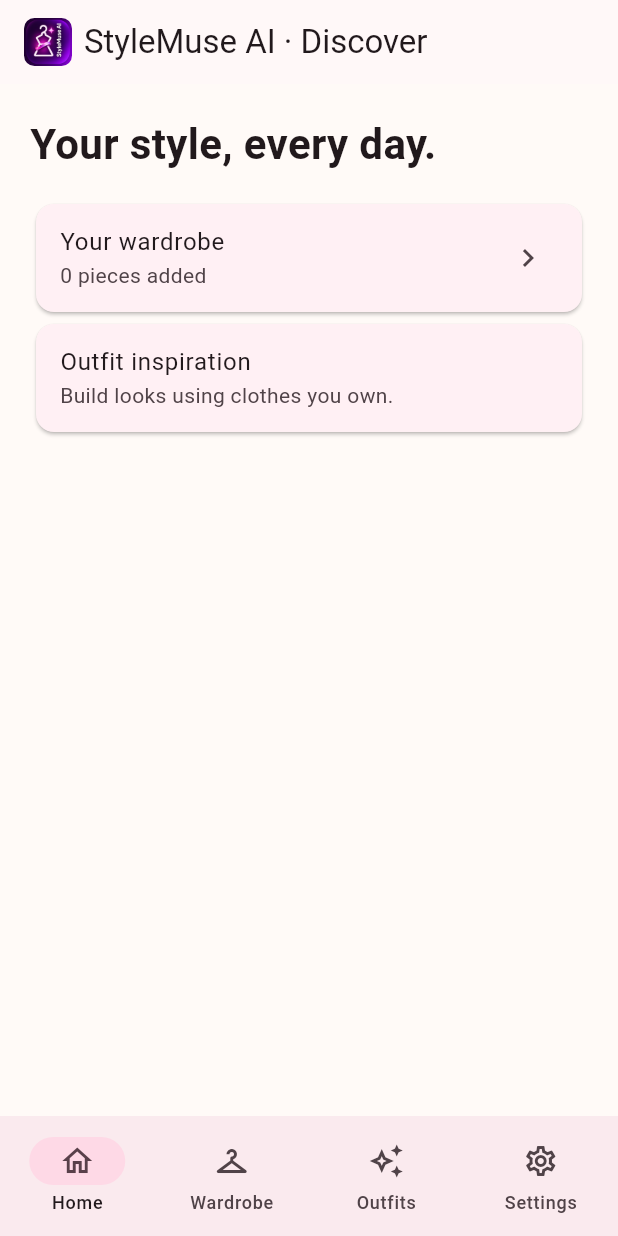
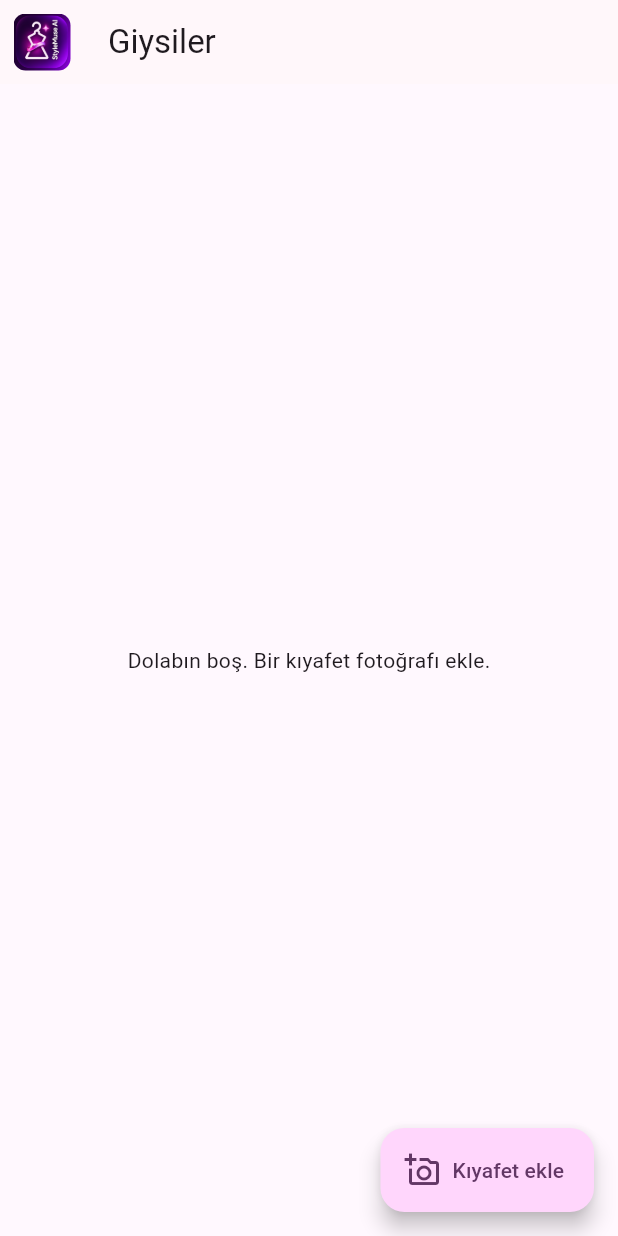
Before and after one commit to yasinaday/StyleMuse-AI, a Flutter app: the screen it shows after launch, on a phone screen of 412 x 824 dp. Run offline on Flutter 3.47's test engine with Material 3 defaults, Android fonts, the phone set to English and light mode, and no system bars; our stand-ins replace image_picker.

Commit message:
Implement local wardrobe for the Flutter Android app

```diff
--- a/lib/main.dart
+++ b/lib/main.dart
@@ -1,4 +1,9 @@
+import 'dart:convert';
+import 'dart:io';
+
 import 'package:flutter/material.dart';
+import 'package:image_picker/image_picker.dart';
+import 'package:path_provider/path_provider.dart';
 
 void main() => runApp(const StyleMuseApp());
 
@@ -6,140 +11,214 @@ class StyleMuseApp extends StatelessWidget {
   const StyleMuseApp({super.key});
 
   @override
-  Widget build(BuildContext context) {
-    return MaterialApp(
+  Widget build(BuildContext context) => MaterialApp(
         title: 'StyleMuse AI',
         debugShowCheckedModeBanner: false,
         theme: ThemeData(
-        colorScheme: ColorScheme.fromSeed(seedColor: const Color(0xFF9B6B80)),
-        useMaterial3: true,
-        scaffoldBackgroundColor: const Color(0xFFFFFAF7),
+          colorScheme: ColorScheme.fromSeed(seedColor: const Color(0xFF76367C)),
+          scaffoldBackgroundColor: const Color(0xFFFFF8FE),
         ),
-      home: const WardrobeHome(),
+        home: const WardrobePage(),
       );
 }
+
+class Garment {
+  const Garment(this.id, this.category);
+
+  factory Garment.fromJson(Map<String, dynamic> json) =>
+      Garment(json['id'] as String, json['category'] as String);
+
+  final String id;
+  final String category;
+
+  Map<String, String> toJson() => {'id': id, 'category': category};
 }
 
-class ClothingItem {
-  final String name;
-  final String category;
-  const ClothingItem(this.name, this.category);
+class WardrobePage extends StatefulWidget {
+  const WardrobePage({super.key});
+
+  @override
+  State<WardrobePage> createState() => _WardrobePageState();
 }
 
-class WardrobeHome extends StatefulWidget {
-  const WardrobeHome({super.key});
-  @override
-  State<WardrobeHome> createState() => _WardrobeHomeState();
+class _WardrobePageState extends State<WardrobePage> {
+  static const categories = ['Üst giyim', 'Alt giyim', 'Elbise', 'Dış giyim', 'Çanta'];
+  final _picker = ImagePicker();
+  late final Future<Directory> _load = _openWardrobe();
+  List<Garment> _items = [];
+  bool _busy = false;
+
+  Future<Directory> _openWardrobe() async {
+    final root = await getApplicationDocumentsDirectory();
+    final directory = await Directory('${root.path}/wardrobe').create(recursive: true);
+    final index = File('${directory.path}/items.json');
+    if (await index.exists()) {
+      final entries = jsonDecode(await index.readAsString()) as List<dynamic>;
+      _items = entries.map((entry) => Garment.fromJson(entry as Map<String, dynamic>)).toList();
+    }
+    return directory;
   }
 
-class _WardrobeHomeState extends State<WardrobeHome> {
-  int page = 0;
-  final items = <ClothingItem>[];
-  final categories = ['Top', 'Bottom', 'Dress', 'Shoes', 'Outerwear', 'Accessory'];
+  Future<void> _save(Directory directory, List<Garment> items) async {
+    final temporary = File('${directory.path}/items.tmp');
+    await temporary.writeAsString(jsonEncode(items), flush: true);
+    await temporary.rename('${directory.path}/items.json');
+    if (mounted) setState(() => _items = items);
+  }
 
-  Future<void> addItem() async {
-    final controller = TextEditingController();
-    String category = categories.first;
-    final item = await showDialog<ClothingItem>(
+  File _photo(Directory directory, Garment item) => File('${directory.path}/${item.id}.jpg');
+
+  void _notify(String message) {
+    if (mounted) ScaffoldMessenger.of(context).showSnackBar(SnackBar(content: Text(message)));
+  }
+
+  Future<String?> _chooseCategory(String current) {
+    return showModalBottomSheet<String>(
       context: context,
-      builder: (context) => StatefulBuilder(
-        builder: (context, update) => AlertDialog(
-          title: const Text('Add clothing'),
-          content: Column(
+      builder: (sheet) => SafeArea(
+        child: Column(
           mainAxisSize: MainAxisSize.min,
           children: [
-              TextField(controller: controller, decoration: const InputDecoration(labelText: 'Item name')),
-              DropdownButtonFormField<String>(
-                initialValue: category,
-                items: categories.map((c) => DropdownMenuItem(value: c, child: Text(c))).toList(),
-                onChanged: (value) => update(() => category = value ?? category),
-              ),
-            ],
-          ),
-          actions: [
-            TextButton(onPressed: () => Navigator.pop(context), child: const Text('Cancel')),
-            FilledButton(
-              onPressed: () {
-                final name = controller.text.trim();
-                if (name.isNotEmpty) Navigator.pop(context, ClothingItem(name, category));
-              },
-              child: const Text('Save'),
+            for (final category in categories)
+              ListTile(
+                title: Text(category),
+                trailing: current == category ? const Icon(Icons.check) : null,
+                onTap: () => Navigator.pop(sheet, category),
               ),
           ],
         ),
       ),
     );
-    controller.dispose();
-    if (item != null && mounted) setState(() => items.add(item));
+  }
+
+  Future<void> _add(Directory directory) async {
+    setState(() => _busy = true);
+    try {
+      final picture = await _picker.pickImage(source: ImageSource.gallery, maxWidth: 1600, maxHeight: 1600, imageQuality: 90);
+      if (!mounted || picture == null) return;
+      final category = await _chooseCategory(categories.first);
+      if (!mounted || category == null) return;
+      final item = Garment(DateTime.now().microsecondsSinceEpoch.toString(), category);
+      final destination = _photo(directory, item);
+      try {
+        await picture.saveTo(destination.path);
+        await _save(directory, [..._items, item]);
+      } catch (_) {
+        if (await destination.exists()) await destination.delete();
+        rethrow;
+      }
+    } catch (_) {
+      _notify('Fotoğraf kaydedilemedi.');
+    } finally {
+      if (mounted) setState(() => _busy = false);
+    }
+  }
+
+  Future<void> _edit(Directory directory, Garment item) async {
+    setState(() => _busy = true);
+    try {
+      final category = await _chooseCategory(item.category);
+      if (category == null || category == item.category || !mounted) return;
+      await _save(directory, [
+        for (final garment in _items)
+          if (garment.id == item.id) Garment(item.id, category) else garment,
+      ]);
+    } catch (_) {
+      _notify('Kategori kaydedilemedi.');
+    } finally {
+      if (mounted) setState(() => _busy = false);
+    }
+  }
+
+  Future<void> _delete(Directory directory, Garment item) async {
+    setState(() => _busy = true);
+    try {
+      final confirmed = await showDialog<bool>(
+        context: context,
+        builder: (dialog) => AlertDialog(
+          title: const Text('Kıyafet silinsin mi?'),
+          actions: [
+            TextButton(onPressed: () => Navigator.pop(dialog, false), child: const Text('Vazgeç')),
+            FilledButton(onPressed: () => Navigator.pop(dialog, true), child: const Text('Sil')),
+          ],
+        ),
+      );
+      if (confirmed != true || !mounted) return;
+      await _save(directory, _items.where((garment) => garment.id != item.id).toList());
+      final photo = _photo(directory, item);
+      if (await photo.exists()) await photo.delete();
+    } catch (_) {
+      _notify('Silme işlemi tamamlanamadı.');
+    } finally {
+      if (mounted) setState(() => _busy = false);
+    }
   }
 
   @override
-  Widget build(BuildContext context) {
-    final titles = ['Discover', 'My Wardrobe', 'Outfits', 'Settings'];
+  Widget build(BuildContext context) => FutureBuilder<Directory>(
+        future: _load,
+        builder: (context, snapshot) {
+          final directory = snapshot.data;
           return Scaffold(
             appBar: AppBar(
-        title: Row(
+              leading: Padding(
+                padding: const EdgeInsets.all(9),
+                child: ClipRRect(
+                  borderRadius: BorderRadius.circular(8),
+                  child: Image.asset('assets/stylemuse-icon.png', excludeFromSemantics: true),
+                ),
+              ),
+              title: const Text('Giysiler'),
+            ),
+            floatingActionButton: directory == null
+                ? null
+                : FloatingActionButton.extended(
+                    onPressed: _busy ? null : () => _add(directory),
+                    icon: const Icon(Icons.add_a_photo_outlined),
+                    label: const Text('Kıyafet ekle'),
+                  ),
+            body: SafeArea(
+              child: directory == null
+                  ? Center(child: snapshot.hasError
+                      ? const Text('Dolap açılamadı.')
+                      : const CircularProgressIndicator())
+                  : _items.isEmpty
+                      ? const Center(child: Text('Dolabın boş. Bir kıyafet fotoğrafı ekle.'))
+                      : GridView.builder(
+                          padding: const EdgeInsets.fromLTRB(12, 12, 12, 96),
+                          gridDelegate: const SliverGridDelegateWithFixedCrossAxisCount(
+                            crossAxisCount: 2, crossAxisSpacing: 8, mainAxisSpacing: 8, mainAxisExtent: 220,
+                          ),
+                          itemCount: _items.length,
+                          itemBuilder: (context, index) {
+                            final item = _items[index];
+                            return Card(
+                              clipBehavior: Clip.antiAlias,
+                              child: Column(
                                 children: [
-            ClipRRect(
-              borderRadius: BorderRadius.circular(7),
-              child: Image.asset('assets/stylemuse-icon.png', width: 32, height: 32, excludeFromSemantics: true),
+                                  Expanded(child: Image.file(
+                                    _photo(directory, item),
+                                    width: double.infinity,
+                                    fit: BoxFit.contain,
+                                    errorBuilder: (_, __, ___) => const Icon(Icons.broken_image_outlined),
+                                  )),
+                                  ListTile(
+                                    dense: true,
+                                    title: Text(item.category),
+                                    onTap: _busy ? null : () => _edit(directory, item),
+                                    trailing: IconButton(
+                                      onPressed: _busy ? null : () => _delete(directory, item),
+                                      tooltip: 'Sil',
+                                      icon: const Icon(Icons.delete_outline),
                                     ),
-            const SizedBox(width: 8),
-            Expanded(
-              child: Text('StyleMuse AI · ${titles[page]}', overflow: TextOverflow.ellipsis),
                                   ),
                                 ],
                               ),
-      ),
-      body: SafeArea(
-        child: switch (page) {
-          0 => ListView(padding: const EdgeInsets.all(20), children: [
-            const Text('Your style, every day.', style: TextStyle(fontSize: 28, fontWeight: FontWeight.bold)),
-            const SizedBox(height: 16),
-            Card(child: ListTile(title: const Text('Your wardrobe'), subtitle: Text('${items.length} pieces added'), trailing: const Icon(Icons.chevron_right), onTap: () => setState(() => page = 1))),
-            const Card(child: ListTile(title: Text('Outfit inspiration'), subtitle: Text('Build looks using clothes you own.'))),
-          ]),
-          1 => items.isEmpty
-              ? const Center(child: Text('Your wardrobe is empty. Tap + to add clothing.'))
-              : ListView.builder(
-                  itemCount: items.length,
-                  itemBuilder: (context, index) => ListTile(
-                    leading: const Icon(Icons.checkroom),
-                    title: Text(items[index].name),
-                    subtitle: Text(items[index].category),
-                    trailing: IconButton(
-                      icon: const Icon(Icons.delete_outline),
-                      onPressed: () => setState(() => items.removeAt(index)),
+                            );
+                          },
                         ),
             ),
-                ),
-          2 => Center(child: Padding(
-            padding: const EdgeInsets.all(24),
-            child: Text(items.length < 2
-                ? 'Add at least two clothing items to start creating outfits.'
-                : 'Your ${items.length} items are ready. Outfit builder is coming next.',
-                textAlign: TextAlign.center),
-          )),
-          _ => const ListView(children: [
-            ListTile(title: Text('Language'), subtitle: Text('English (initial release)')),
-            ListTile(title: Text('Data'), subtitle: Text('Prototype: changes are not yet saved after closing the app')),
-            ListTile(title: Text('Premium'), subtitle: Text('Coming later')),
-          ]),
+          );
         },
-      ),
-      floatingActionButton: page == 1 ? FloatingActionButton.extended(
-        onPressed: addItem, icon: const Icon(Icons.add), label: const Text('Add item'),
-      ) : null,
-      bottomNavigationBar: NavigationBar(
-        selectedIndex: page,
-        onDestinationSelected: (value) => setState(() => page = value),
-        destinations: const [
-          NavigationDestination(icon: Icon(Icons.home_outlined), label: 'Home'),
-          NavigationDestination(icon: Icon(Icons.checkroom_outlined), label: 'Wardrobe'),
-          NavigationDestination(icon: Icon(Icons.auto_awesome_outlined), label: 'Outfits'),
-          NavigationDestination(icon: Icon(Icons.settings_outlined), label: 'Settings'),
-        ],
-      ),
       );
 }
-}
```
Lines whose indentation alone changed are shown as unchanged.
